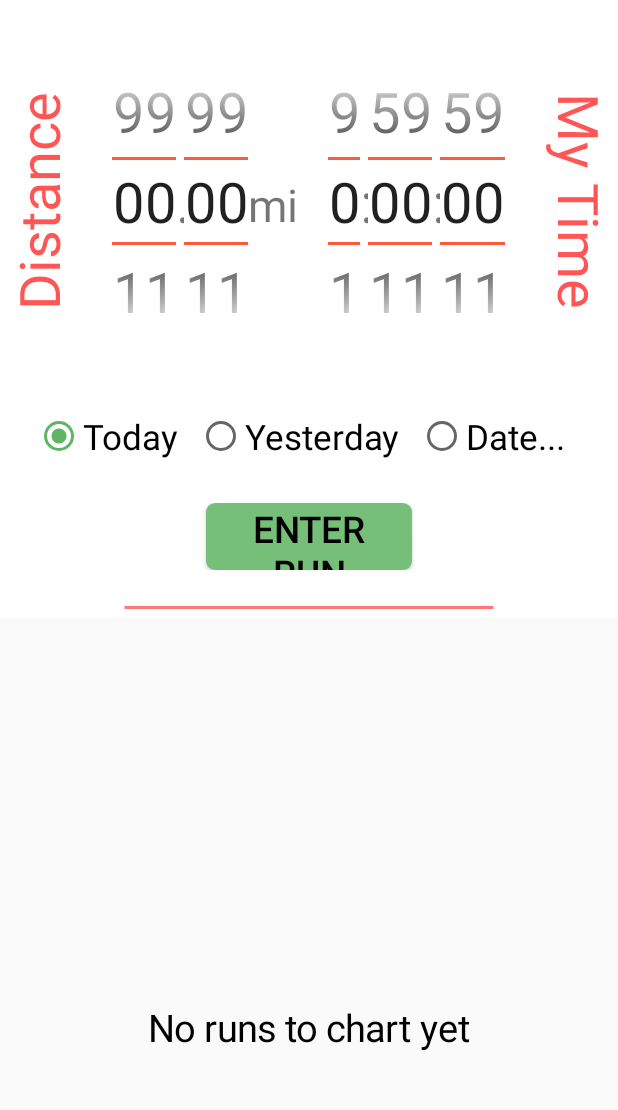
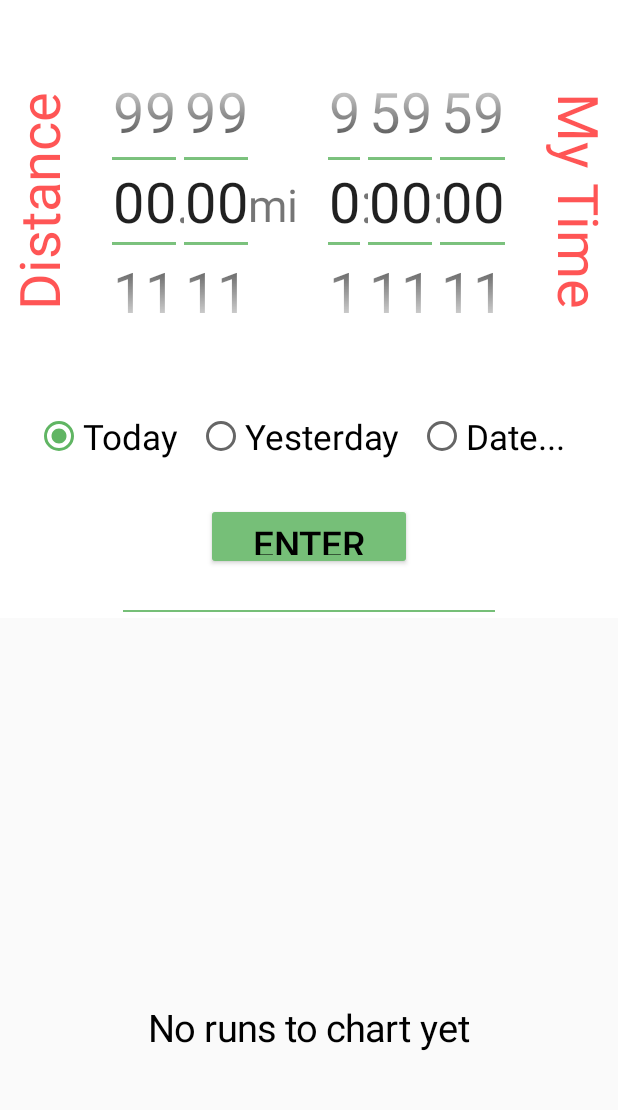
Before and after one commit to goodkode/SimpleRunTracker, an Android app: the screen it shows after launch (MainActivity), on a phone screen of 412 x 824 dp, the part 84-1194 px from its top. Run offline under Robolectric (Android 15) with nearby library versions, the phone set to English and light mode, and no system bars.

Commit message:
layout changes

```diff
--- a/app/src/main/java/net/takoli/simpleruntracker/BigNumberPicker.java
+++ b/app/src/main/java/net/takoli/simpleruntracker/BigNumberPicker.java
@@ -1,15 +1,14 @@
 package net.takoli.simpleruntracker;
 
-import java.lang.reflect.Field;
-
 import android.content.Context;
+import android.graphics.drawable.ColorDrawable;
 import android.util.AttributeSet;
 import android.util.DisplayMetrics;
 import android.view.View;
 import android.widget.EditText;
 import android.widget.NumberPicker;
 
-import net.takoli.simpleruntracker.R;
+import java.lang.reflect.Field;
 
 public class BigNumberPicker extends NumberPicker {
 
@@ -20,6 +19,7 @@ public class BigNumberPicker extends NumberPicker {
 
 	public BigNumberPicker(Context context, AttributeSet attrs) {
 		super(context, attrs);
+        final ColorDrawable greenDrawable = new ColorDrawable(getResources().getColor(R.color.green_light));
 		dm = getResources().getDisplayMetrics();
 		setMinValue(0);
 		setMaxValue(9);
@@ -39,7 +39,7 @@ public class BigNumberPicker extends NumberPicker {
 			if (pf.getName().equals("mSelectionDivider")) {
 				pf.setAccessible(true);
 				try {
-					pf.set(this, getResources().getDrawable(R.drawable.div));
+					pf.set(this, greenDrawable);
 				} catch (Exception e) {
 					e.printStackTrace();
 				}
--- a/app/src/main/res/drawable/enter_run_button.xml
+++ /dev/null
@@ -1,15 +0,0 @@
-<?xml version="1.0" encoding="utf-8"?>
-<selector xmlns:android="http://schemas.android.com/apk/res/android">
-    <item android:state_pressed="true">
-        <shape>
-            <corners android:radius="6dp" />
-            <solid android:color="#FF0000" />
-        </shape>
-	</item>
-	<item>
-        <shape>
-            <corners android:radius="6dp" />
-            <solid android:color="@color/primary_material_light" />
-        </shape>
-	</item>
-</selector>
--- a/app/src/main/res/layout/enter_run.xml
+++ b/app/src/main/res/layout/enter_run.xml
@@ -140,28 +140,29 @@
     <View android:layout_width="match_parent" android:layout_height="0dp" android:layout_weight="5" />
 
     <!-- BUTTON -->
-    <RelativeLayout android:layout_width="match_parent" android:layout_height="0dp" android:layout_weight="10">
-	    <Button android:id="@+id/enter_run_button"
-	        	android:layout_width="wrap_content"
-		        android:layout_height="match_parent"
-		        android:layout_alignParentBottom="true"
-		        android:layout_centerHorizontal="true"
-		        android:text="Enter run"
-		        android:paddingLeft="15dp"
-		        android:paddingRight="15dp"
-		        android:textSize="20sp"
-		        android:background="@drawable/enter_run_button" />
-	</RelativeLayout>
+    <FrameLayout android:layout_width="match_parent" android:layout_height="0dp"
+        android:layout_weight="10" android:layout_gravity="center" >
+
+        <Button android:id="@+id/enter_run_button"
+                android:layout_width="wrap_content"
+                android:layout_height="match_parent"
+                android:layout_margin="0dp"
+                android:layout_gravity="center"
+                android:paddingLeft="20dp"
+                android:paddingRight="20dp"
+                android:text="Enter run"
+                android:textSize="20sp" />
+    </FrameLayout>
 
     <!-- SPACE ON BOTTOM with a line-->
     <RelativeLayout android:id="@+id/divider_line" android:layout_width="match_parent" android:layout_height="0dp" android:layout_weight="7" >
 	   <View
 	       android:layout_width="wrap_content"
-	       android:layout_height="6dp"
+	       android:layout_height="1.3dp"
 	       android:layout_alignParentBottom="true"
 	       android:layout_centerHorizontal="true"
 	       android:layout_marginBottom="4dp"
-	       android:background="@drawable/red_divider" />
+	       android:background="@color/green_light" />
 
 	</RelativeLayout>
 
--- a/app/src/main/res/values/colors.xml
+++ b/app/src/main/res/values/colors.xml
@@ -1,5 +1,11 @@
 <?xml version="1.0" encoding="utf-8"?>
 <resources>
 
+    <color name="green_dark">#0E6611</color>
+    <color name="green_medium">#60B563</color>
+    <color name="green_light">#76BF78</color>
+    <color name="one_run_color">#AACCE5FF</color>
+    <color name="one_run_details_color">#FFCCE5FF</color>
+    <color name="after_run_dialog_color">#ffEDF6FF</color>
 
 </resources>
--- /dev/null
+++ b/app/src/main/res/values/ids.xml
@@ -0,0 +1,4 @@
+<?xml version="1.0" encoding="utf-8"?>
+<resources>
+    <item name="enter_run_frame" type="id"/>
+</resources>
--- a/app/src/main/res/values/styles.xml
+++ b/app/src/main/res/values/styles.xml
@@ -2,22 +2,24 @@
 
     <style name="AppTheme" parent="Theme.AppCompat.Light.NoActionBar" >
         <!--<item name="android:windowActionBar">false</item>-->
+        <item name="colorButtonNormal">@color/green_light</item>
     </style>
 
+    <!--<style name="ButtonStyle" parent="Widget.AppCompat.Button" >-->
+        <!--&lt;!&ndash;<item name="android:windowActionBar">false</item>&ndash;&gt;-->
+    <!--</style>-->
+
     <!--  Theme customizations colors -->
-    <color name="primary_material_light">#76BF78</color>
-    <color name="primary_dark_material_light">#0E6611</color>
-    <color name="accent_material_light">#60B563</color>
-
-    <item name="enter_run_frame" type="id"/>
+    <color name="primary_material_light">@color/green_light</color>
+    <color name="primary_dark_material_light">@color/green_dark</color>
+    <color name="accent_material_light">@color/green_medium</color>
+    <color name="button_material_dark">@color/green_medium</color>
+    <!--<color name="tertiary_text_dark">@color/green_medium</color>-->
+    <!--<color name="tertiary_text_light">@color/green_medium</color>-->
 
     <style name="distance" >
         <item name="android:textColor">#FF444444</item>
         <item name="android:textStyle">italic</item>
     </style>
 
-    <color name="one_run_color">#AACCE5FF</color>
-    <color name="one_run_details_color">#FFCCE5FF</color>
-    <color name="after_run_dialog_color">#ffEDF6FF</color>
-
 </resources>
```
Also changed, not shown: app/src/main/java/net/takoli/simpleruntracker/EnterRun.java (+5 -3 lines), app/src/main/res/drawable/red_radio_button.xml (deleted, +0 -15 lines), app/src/main/res/drawable-hdpi/radio.png (deleted), app/src/main/res/drawable-hdpi/radio_not.png (deleted), app/src/main/res/drawable-mdpi/radio.png (deleted), app/src/main/res/drawable-mdpi/radio_not.png (deleted), app/src/main/res/drawable-xhdpi/radio.png (deleted), app/src/main/res/drawable-xhdpi/radio_not.png (deleted), app/src/main/res/drawable-xxhdpi/radio.png (deleted), app/src/main/res/drawable-xxhdpi/radio_not.png (deleted), app/src/main/res/drawable/div.png (deleted), app/src/main/res/drawable/radio.png (deleted), app/src/main/res/drawable/radio_not.png (deleted).
